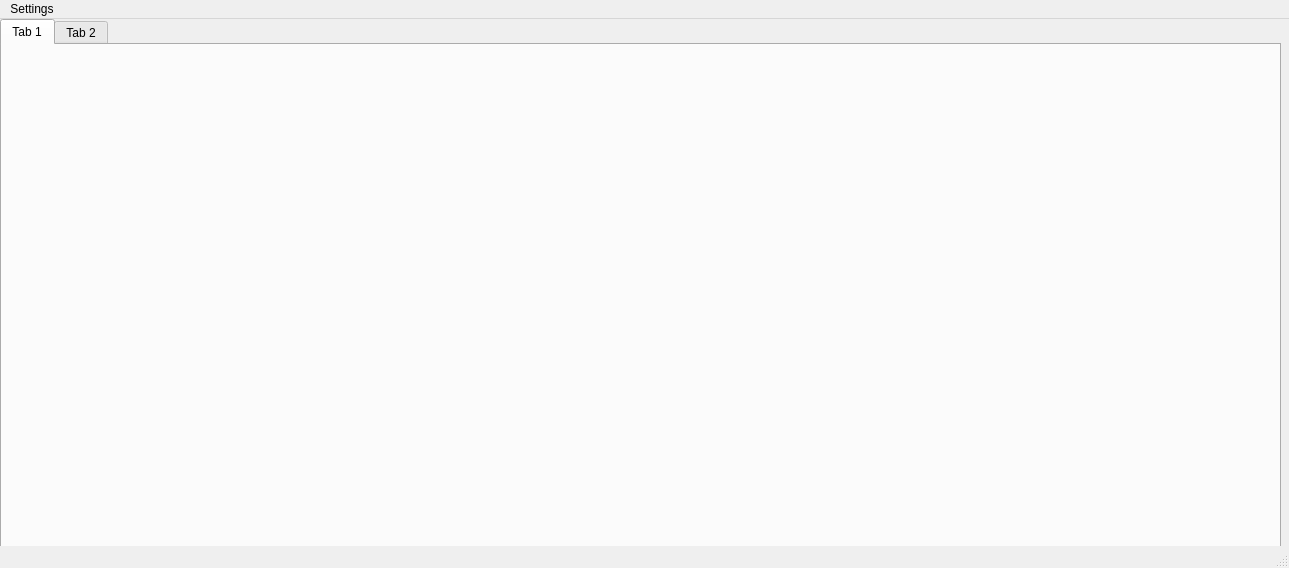
Before: the Qt Designer form Scripts/ui/mainwindow.ui in artick788/MP3MGR, drawn with Qt 5.
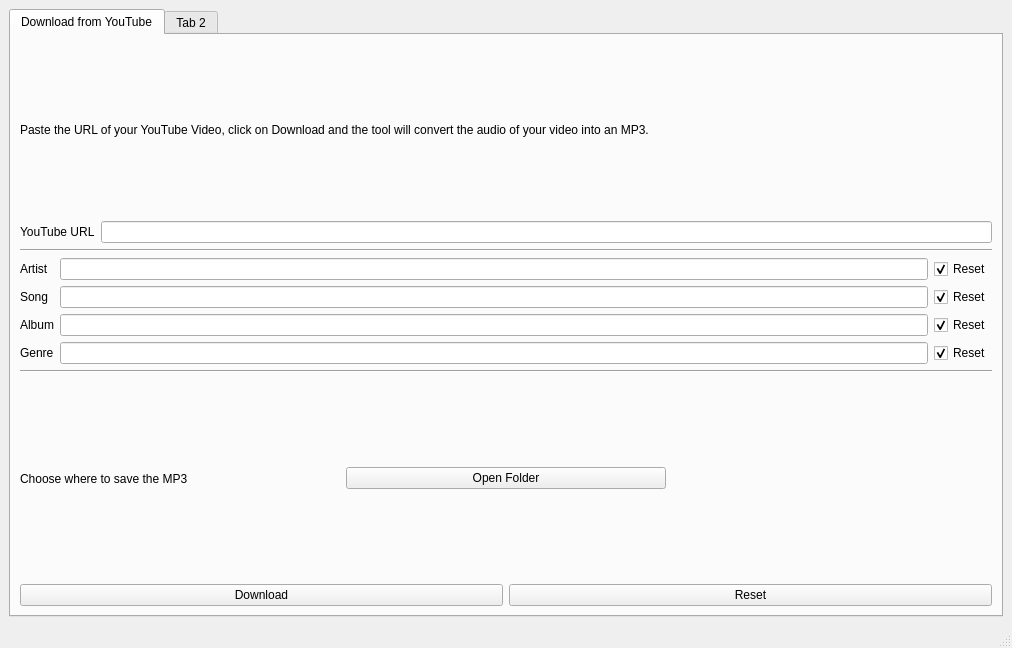
After: the same form once the commit is applied.

```diff
--- a/Scripts/ui/mainwindow.ui
+++ b/Scripts/ui/mainwindow.ui
@@ -6,52 +6,224 @@
    <rect>
     <x>0</x>
     <y>0</y>
-    <width>1289</width>
-    <height>568</height>
+    <width>1012</width>
+    <height>648</height>
    </rect>
   </property>
+  <property name="sizePolicy">
+   <sizepolicy hsizetype="Expanding" vsizetype="Preferred">
+    <horstretch>1</horstretch>
+    <verstretch>0</verstretch>
+   </sizepolicy>
+  </property>
   <property name="windowTitle">
    <string>MainWindow</string>
   </property>
   <widget class="QWidget" name="centralwidget">
-   <widget class="QTabWidget" name="tabWidget">
-    <property name="geometry">
-     <rect>
-      <x>0</x>
-      <y>0</y>
-      <width>1281</width>
-      <height>541</height>
-     </rect>
-    </property>
-    <widget class="QWidget" name="tab">
-     <attribute name="title">
-      <string>Tab 1</string>
-     </attribute>
-    </widget>
-    <widget class="QWidget" name="tab_2">
-     <attribute name="title">
-      <string>Tab 2</string>
-     </attribute>
-    </widget>
-   </widget>
-  </widget>
-  <widget class="QStatusBar" name="statusbar"/>
-  <widget class="QMenuBar" name="menubar">
-   <property name="geometry">
-    <rect>
-     <x>0</x>
-     <y>0</y>
-     <width>1289</width>
-     <height>22</height>
-    </rect>
+   <property name="sizePolicy">
+    <sizepolicy hsizetype="Expanding" vsizetype="Expanding">
+     <horstretch>0</horstretch>
+     <verstretch>0</verstretch>
+    </sizepolicy>
    </property>
-   <widget class="QMenu" name="menuSettings">
-    <property name="title">
-     <string>Settings</string>
-    </property>
-   </widget>
-   <addaction name="menuSettings"/>
+   <layout class="QFormLayout" name="formLayout">
+    <item row="0" column="0" colspan="2">
+     <widget class="QTabWidget" name="tabWidget">
+      <property name="tabShape">
+       <enum>QTabWidget::Rounded</enum>
+      </property>
+      <widget class="QWidget" name="tab">
+       <property name="sizePolicy">
+        <sizepolicy hsizetype="Expanding" vsizetype="Expanding">
+         <horstretch>0</horstretch>
+         <verstretch>0</verstretch>
+        </sizepolicy>
+       </property>
+       <attribute name="title">
+        <string>Download from YouTube</string>
+       </attribute>
+       <layout class="QGridLayout" name="gridLayout">
+        <item row="0" column="0">
+         <layout class="QVBoxLayout" name="verticalLayout_2">
+          <property name="sizeConstraint">
+           <enum>QLayout::SetNoConstraint</enum>
+          </property>
+          <item>
+           <widget class="QLabel" name="label">
+            <property name="text">
+             <string>Paste the URL of your YouTube Video, click on Download and the tool will convert the audio of your video into an MP3.</string>
+            </property>
+           </widget>
+          </item>
+          <item>
+           <layout class="QHBoxLayout" name="horizontalLayout">
+            <item>
+             <widget class="QLabel" name="label_2">
+              <property name="text">
+               <string>YouTube URL</string>
+              </property>
+             </widget>
+            </item>
+            <item>
+             <widget class="QLineEdit" name="URLInput"/>
+            </item>
+           </layout>
+          </item>
+         </layout>
+        </item>
+        <item row="3" column="0">
+         <widget class="Line" name="line_2">
+          <property name="orientation">
+           <enum>Qt::Horizontal</enum>
+          </property>
+         </widget>
+        </item>
+        <item row="2" column="0">
+         <layout class="QGridLayout" name="gridLayout_2">
+          <item row="0" column="0">
+           <widget class="QLabel" name="label_3">
+            <property name="text">
+             <string>Artist</string>
+            </property>
+           </widget>
+          </item>
+          <item row="1" column="0">
+           <widget class="QLabel" name="label_4">
+            <property name="text">
+             <string>Song</string>
+            </property>
+           </widget>
+          </item>
+          <item row="0" column="2">
+           <widget class="QCheckBox" name="ResetArtist">
+            <property name="text">
+             <string>Reset</string>
+            </property>
+            <property name="checked">
+             <bool>true</bool>
+            </property>
+           </widget>
+          </item>
+          <item row="0" column="1">
+           <widget class="QLineEdit" name="ArtistInput"/>
+          </item>
+          <item row="2" column="0">
+           <widget class="QLabel" name="AlbumInput">
+            <property name="text">
+             <string>Album</string>
+            </property>
+           </widget>
+          </item>
+          <item row="3" column="0">
+           <widget class="QLabel" name="label_6">
+            <property name="text">
+             <string>Genre</string>
+            </property>
+           </widget>
+          </item>
+          <item row="1" column="2">
+           <widget class="QCheckBox" name="ResetSong">
+            <property name="text">
+             <string>Reset</string>
+            </property>
+            <property name="checked">
+             <bool>true</bool>
+            </property>
+           </widget>
+          </item>
+          <item row="2" column="2">
+           <widget class="QCheckBox" name="ResetAlbum">
+            <property name="text">
+             <string>Reset</string>
+            </property>
+            <property name="checked">
+             <bool>true</bool>
+            </property>
+           </widget>
+          </item>
+          <item row="3" column="2">
+           <widget class="QCheckBox" name="ResetGenre">
+            <property name="text">
+             <string>Reset</string>
+            </property>
+            <property name="checked">
+             <bool>true</bool>
+            </property>
+           </widget>
+          </item>
+          <item row="3" column="1">
+           <widget class="QLineEdit" name="GenreInput"/>
+          </item>
+          <item row="1" column="1">
+           <widget class="QLineEdit" name="SongInput"/>
+          </item>
+          <item row="2" column="1">
+           <widget class="QLineEdit" name="AlbumInput_2"/>
+          </item>
+         </layout>
+        </item>
+        <item row="4" column="0">
+         <layout class="QHBoxLayout" name="horizontalLayout_3">
+          <item>
+           <widget class="QLabel" name="label_5">
+            <property name="text">
+             <string>Choose where to save the MP3</string>
+            </property>
+           </widget>
+          </item>
+          <item>
+           <widget class="QPushButton" name="OpenSaveFolder">
+            <property name="text">
+             <string>Open Folder</string>
+            </property>
+           </widget>
+          </item>
+          <item>
+           <widget class="QLabel" name="SaveFolderLabel">
+            <property name="text">
+             <string/>
+            </property>
+           </widget>
+          </item>
+         </layout>
+        </item>
+        <item row="1" column="0">
+         <widget class="Line" name="line">
+          <property name="orientation">
+           <enum>Qt::Horizontal</enum>
+          </property>
+         </widget>
+        </item>
+        <item row="5" column="0">
+         <layout class="QHBoxLayout" name="horizontalLayout_4">
+          <item>
+           <widget class="QPushButton" name="DownloadButton">
+            <property name="text">
+             <string>Download</string>
+            </property>
+           </widget>
+          </item>
+          <item>
+           <widget class="QPushButton" name="ResetButton">
+            <property name="text">
+             <string>Reset</string>
+            </property>
+           </widget>
+          </item>
+         </layout>
+        </item>
+       </layout>
+      </widget>
+      <widget class="QWidget" name="tab_2">
+       <attribute name="title">
+        <string>Tab 2</string>
+       </attribute>
+      </widget>
+     </widget>
+    </item>
+   </layout>
   </widget>
+  <widget class="QStatusBar" name="statusbar"/>
  </widget>
  <resources/>
  <connections/>
```
